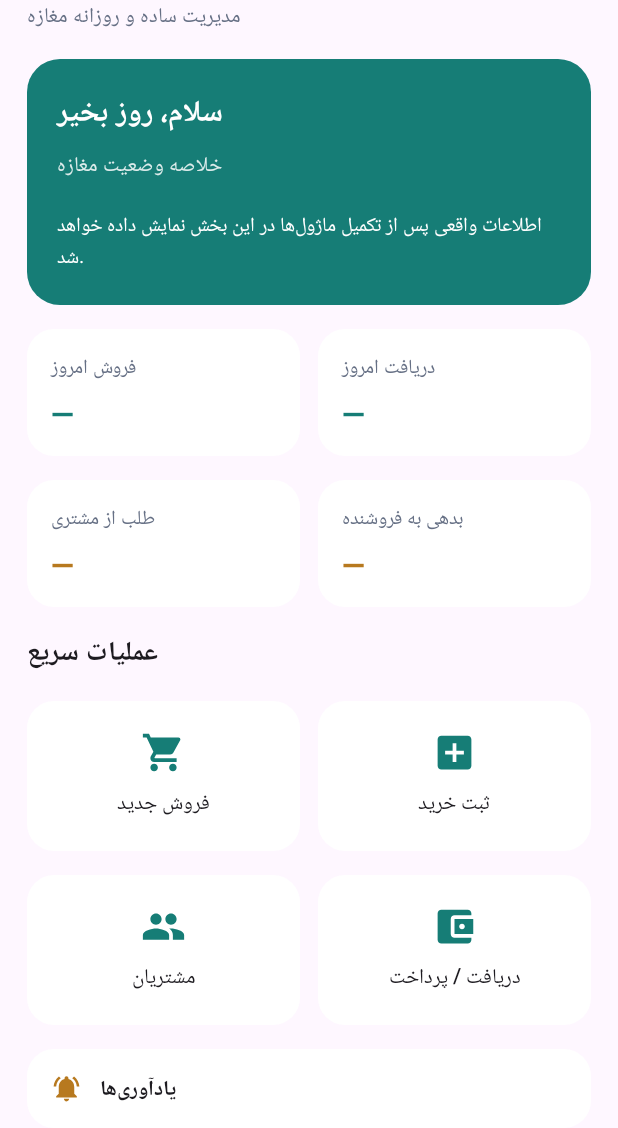
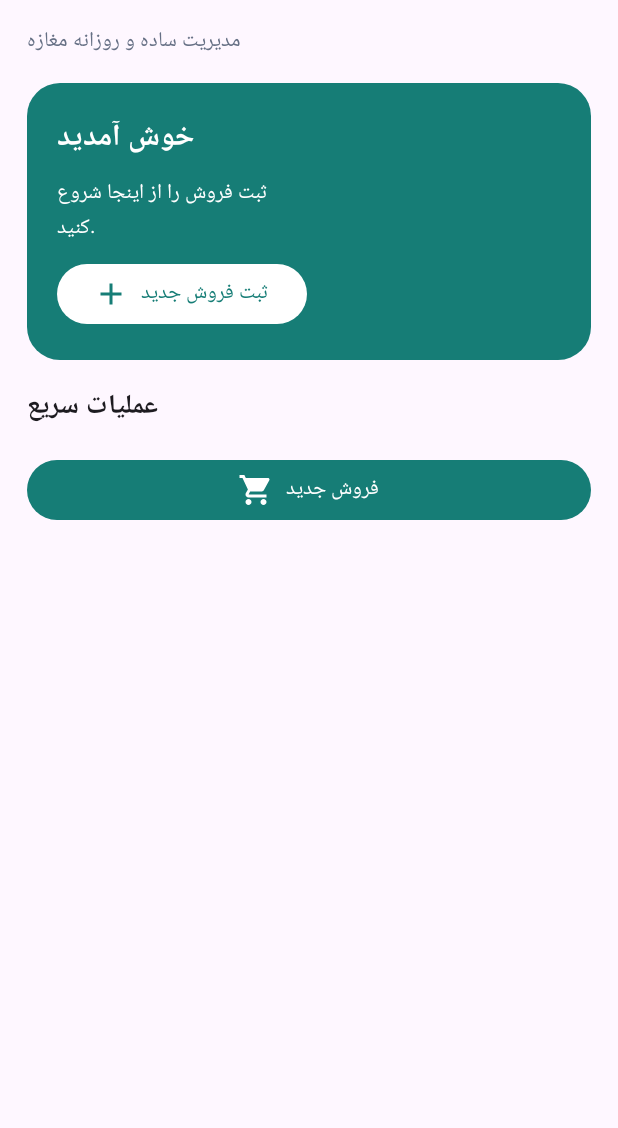
Before and after one commit to liafate/YaddarAndroid, an Android app built with Jetpack Compose: the composable Dashboard shown on its own in the app's theme, on a phone screen of 412 x 824 dp, the part 108-1236 px from its top. Run offline under Robolectric (Android 15) with nearby library versions, the phone set to English and light mode, and no system bars; our stand-ins replace Room's generated code; 2 statements that could not run were skipped.

Commit message:
Update MainActivity.kt

```diff
--- a/app/src/main/java/ir/yaddar/app/MainActivity.kt
+++ b/app/src/main/java/ir/yaddar/app/MainActivity.kt
@@ -3,21 +3,25 @@ package ir.yaddar.app
 import android.os.Bundle
 import androidx.activity.ComponentActivity
 import androidx.activity.compose.setContent
-import androidx.compose.foundation.background
 import androidx.compose.foundation.layout.*
+import androidx.compose.foundation.rememberScrollState
+import androidx.compose.foundation.verticalScroll
 import androidx.compose.foundation.shape.RoundedCornerShape
 import androidx.compose.material.icons.Icons
 import androidx.compose.material.icons.filled.*
 import androidx.compose.material3.*
 import androidx.compose.runtime.*
 import androidx.compose.ui.Alignment
-import androidx.compose.ui.platform.LocalLayoutDirection
-import androidx.compose.ui.unit.LayoutDirection
 import androidx.compose.ui.Modifier
 import androidx.compose.ui.graphics.Color
 import androidx.compose.ui.text.font.FontWeight
+import androidx.compose.ui.unit.LayoutDirection
 import androidx.compose.ui.unit.dp
 import androidx.compose.ui.unit.sp
+import androidx.compose.ui.platform.LocalLayoutDirection
+import androidx.room.Room
+import ir.yaddar.app.data.*
+import kotlinx.coroutines.launch
 
 private val Teal = Color(0xFF167D76)
 private val Background = Color(0xFFF5F7F6)
@@ -25,42 +29,35 @@ private val Background = Color(0xFFF5F7F6)
 class MainActivity : ComponentActivity() {
     override fun onCreate(savedInstanceState: Bundle?) {
         super.onCreate(savedInstanceState)
-        setContent { YaddarApp() }
+        val db = Room.databaseBuilder(applicationContext, YaddarDatabase::class.java, "yaddar.db")
+            .addMigrations(YaddarDatabase.MIGRATION_1_2).build()
+        setContent { YaddarApp(db) }
     }
 }
 
 @Composable
-fun YaddarApp() {
+fun YaddarApp(db: YaddarDatabase) {
     var selected by remember { mutableStateOf("خانه") }
     CompositionLocalProvider(LocalLayoutDirection provides LayoutDirection.Rtl) {
-        Scaffold(
-            containerColor = Background,
-            bottomBar = {
+        Scaffold(containerColor = Background, bottomBar = {
             NavigationBar(containerColor = Color.White) {
-                    listOf("خانه", "کالا", "اشخاص", "گزارش", "بیشتر").forEach { label ->
-                        NavigationBarItem(
-                            selected = selected == label,
-                            onClick = { selected = label },
-                            label = { Text(label, fontSize = 11.sp) },
-                            icon = {
-                                Icon(
-                                    when(label) {
+                listOf("خانه", "فروش", "کالا", "اشخاص", "بیشتر").forEach { label ->
+                    NavigationBarItem(selected = selected == label, onClick = { selected = label },
+                        label = { Text(label, fontSize = 11.sp) }, icon = {
+                            Icon(when(label) {
                                 "خانه" -> Icons.Default.Home
+                                "فروش" -> Icons.Default.ShoppingCart
                                 "کالا" -> Icons.Default.Inventory2
                                 "اشخاص" -> Icons.Default.People
-                                        "گزارش" -> Icons.Default.BarChart
                                 else -> Icons.Default.Menu
-                                    },
-                                    contentDescription = label
-                                )
-                            }
-                        )
+                            }, contentDescription = label)
+                        })
                 }
             }
-            }
-        ) { padding ->
-            when (selected) {
-                "خانه" -> Dashboard(Modifier.padding(padding))
+        }) { padding ->
+            when(selected) {
+                "خانه" -> Dashboard(Modifier.padding(padding), onSale = { selected = "فروش" })
+                "فروش" -> SaleScreen(db, Modifier.padding(padding))
                 else -> ComingSoon(selected, Modifier.padding(padding))
             }
         }
@@ -68,124 +65,99 @@ fun YaddarApp() {
 }
 
 @Composable
-private fun Dashboard(modifier: Modifier = Modifier) {
-    Column(
-        modifier.fillMaxSize().padding(horizontal = 18.dp).padding(top = 24.dp),
-        verticalArrangement = Arrangement.spacedBy(16.dp)
-    ) {
-        Column {
+private fun Dashboard(modifier: Modifier = Modifier, onSale: () -> Unit) {
+    Column(modifier.fillMaxSize().verticalScroll(rememberScrollState()).padding(horizontal = 18.dp).padding(top = 24.dp),
+        verticalArrangement = Arrangement.spacedBy(16.dp)) {
         Text("یاددار", fontSize = 28.sp, fontWeight = FontWeight.Bold, color = Teal)
         Text("مدیریت ساده و روزانه مغازه", color = Color(0xFF667085))
-        }
-
         Surface(shape = RoundedCornerShape(22.dp), color = Teal, modifier = Modifier.fillMaxWidth()) {
-            Column(Modifier.padding(20.dp), verticalArrangement = Arrangement.spacedBy(6.dp)) {
-                Text("سلام، روز بخیر", color = Color.White, fontSize = 20.sp, fontWeight = FontWeight.Bold)
-                Text("خلاصه وضعیت مغازه", color = Color.White.copy(alpha = .85f))
-                Spacer(Modifier.height(6.dp))
-                Text(
-                    "اطلاعات واقعی پس از تکمیل ماژول‌ها در این بخش نمایش داده خواهد شد.",
-                    color = Color.White,
-                    fontSize = 13.sp
-                )
+            Column(Modifier.padding(20.dp), verticalArrangement = Arrangement.spacedBy(8.dp)) {
+                Text("خوش آمدید", color = Color.White, fontSize = 20.sp, fontWeight = FontWeight.Bold)
+                Text("ثبت فروش را از اینجا شروع کنید.", color = Color.White)
+                Button(onClick = onSale, colors = ButtonDefaults.buttonColors(containerColor = Color.White, contentColor = Teal)) {
+                    Icon(Icons.Default.Add, contentDescription = null); Spacer(Modifier.width(8.dp)); Text("ثبت فروش جدید")
                 }
             }
-
-        Row(horizontalArrangement = Arrangement.spacedBy(12.dp)) {
-            SummaryCard("فروش امروز", "—", Modifier.weight(1f))
-            SummaryCard("دریافت امروز", "—", Modifier.weight(1f))
         }
-
-        Row(horizontalArrangement = Arrangement.spacedBy(12.dp)) {
-            SummaryCard("طلب از مشتری", "—", Modifier.weight(1f), Color(0xFFB7791F))
-            SummaryCard("بدهی به فروشنده", "—", Modifier.weight(1f), Color(0xFFB7791F))
-        }
-
         Text("عملیات سریع", fontWeight = FontWeight.Bold, fontSize = 18.sp)
-
-        Row(horizontalArrangement = Arrangement.spacedBy(12.dp)) {
-            ActionTile("فروش جدید", Icons.Default.ShoppingCart, Modifier.weight(1f))
-            ActionTile("ثبت خرید", Icons.Default.AddBox, Modifier.weight(1f))
-        }
-
-        Row(horizontalArrangement = Arrangement.spacedBy(12.dp)) {
-            ActionTile("مشتریان", Icons.Default.People, Modifier.weight(1f))
-            ActionTile("دریافت / پرداخت", Icons.Default.AccountBalanceWallet, Modifier.weight(1f))
-        }
-
-        Surface(color = Color.White, shape = RoundedCornerShape(18.dp), modifier = Modifier.fillMaxWidth()) {
-            Row(
-                Modifier.padding(16.dp),
-                verticalAlignment = Alignment.CenterVertically,
-                horizontalArrangement = Arrangement.spacedBy(12.dp)
-            ) {
-                Icon(
-                    Icons.Default.NotificationsActive,
-                    contentDescription = "یادآوری‌ها",
-                    tint = Color(0xFFB7791F)
-                )
-                Column {
-                    Text("یادآوری‌ها", fontWeight = FontWeight.Bold)
-                    Text(
-                        "هشدارهای موجودی و حساب‌ها در نسخه‌های بعدی فعال می‌شوند.",
-                        fontSize = 12.sp,
-                        color = Color.Gray
-                    )
-                }
-            }
+        Button(onClick = onSale, modifier = Modifier.fillMaxWidth(), colors = ButtonDefaults.buttonColors(containerColor = Teal)) {
+            Icon(Icons.Default.ShoppingCart, contentDescription = null); Spacer(Modifier.width(8.dp)); Text("فروش جدید")
         }
     }
 }
 
 @Composable
-private fun SummaryCard(
-    title: String,
-    value: String,
-    modifier: Modifier = Modifier,
-    accent: Color = Teal
-) {
-    Surface(color = Color.White, shape = RoundedCornerShape(18.dp), modifier = modifier) {
-        Column(Modifier.padding(16.dp), verticalArrangement = Arrangement.spacedBy(8.dp)) {
-            Text(title, color = Color(0xFF667085), fontSize = 13.sp)
-            Text(value, fontWeight = FontWeight.Bold, fontSize = 20.sp, color = accent)
+private fun SaleScreen(db: YaddarDatabase, modifier: Modifier = Modifier) {
+    var itemName by remember { mutableStateOf("") }
+    var qty by remember { mutableStateOf("1") }
+    var price by remember { mutableStateOf("") }
+    var paid by remember { mutableStateOf("0") }
+    var note by remember { mutableStateOf("") }
+    var message by remember { mutableStateOf("") }
+    var saving by remember { mutableStateOf(false) }
+    val scope = rememberCoroutineScope()
+    val quantity = qty.toDoubleOrNull() ?: 0.0
+    val unitPrice = price.toLongOrNull() ?: 0L
+    val paidAmount = paid.toLongOrNull() ?: 0L
+    val total = if(quantity >= 0 && unitPrice >= 0) (quantity * unitPrice.toDouble()).toLong() else 0L
+    val balance = total - paidAmount
+
+    Column(modifier.fillMaxSize().verticalScroll(rememberScrollState()).padding(18.dp), verticalArrangement = Arrangement.spacedBy(14.dp)) {
+        Text("ثبت فروش", fontSize = 25.sp, fontWeight = FontWeight.Bold, color = Teal)
+        Text("اطلاعات کالا و پرداخت را وارد کنید.")
+        OutlinedTextField(itemName, { itemName = it }, label = { Text("نام کالا") }, modifier = Modifier.fillMaxWidth(), singleLine = true)
+        Row(horizontalArrangement = Arrangement.spacedBy(10.dp)) {
+            OutlinedTextField(qty, { qty = it }, label = { Text("تعداد") }, modifier = Modifier.weight(1f), singleLine = true)
+            OutlinedTextField(price, { price = it }, label = { Text("قیمت واحد") }, modifier = Modifier.weight(2f), singleLine = true)
         }
+        OutlinedTextField(paid, { paid = it }, label = { Text("مبلغ پرداخت‌شده") }, modifier = Modifier.fillMaxWidth(), singleLine = true)
+        OutlinedTextField(note, { note = it }, label = { Text("توضیحات (اختیاری)") }, modifier = Modifier.fillMaxWidth())
+        Surface(color = Color.White, shape = RoundedCornerShape(18.dp), modifier = Modifier.fillMaxWidth()) {
+            Column(Modifier.padding(18.dp), verticalArrangement = Arrangement.spacedBy(10.dp)) {
+                AmountRow("جمع فروش", total)
+                AmountRow("پرداخت", paidAmount)
+                HorizontalDivider()
+                AmountRow("مانده", balance, Teal, true)
+            }
+        }
+        Button(onClick = {
+            if(itemName.isBlank() || quantity <= 0 || unitPrice <= 0 || paidAmount < 0 || paidAmount > total) {
+                message = "لطفاً اطلاعات را بررسی کنید. پرداخت نباید از مبلغ فروش بیشتر باشد."
+            } else {
+                saving = true; message = ""
+                scope.launch {
+                    try {
+                        val docId = db.yaddarDao().insertDocument(FinancialDocumentEntity(type="SALE", subtotal=total, total=total, paid=paidAmount, note=note.ifBlank { null }))
+                        db.yaddarDao().insertDocumentItems(listOf(DocumentItemEntity(documentId=docId, name=itemName.trim(), quantity=quantity, unitPrice=unitPrice, lineTotal=total)))
+                        itemName = ""; qty = "1"; price = ""; paid = "0"; note = ""
+                        message = "فروش با موفقیت ذخیره شد."
+                    } catch(e: Exception) { message = "ذخیره انجام نشد: " + (e.message ?: "") }
+                    saving = false
+                }
+            }
+        }, enabled = !saving, modifier = Modifier.fillMaxWidth(), colors = ButtonDefaults.buttonColors(containerColor = Teal)) {
+            if(saving) CircularProgressIndicator(modifier=Modifier.size(20.dp), color=Color.White) else Icon(Icons.Default.Save, contentDescription=null)
+            Spacer(Modifier.width(8.dp)); Text(if(saving) "در حال ذخیره..." else "ذخیره فروش")
+        }
+        if(message.isNotBlank()) Text(message, color=if(message.startsWith("فروش")) Teal else Color.Red)
     }
 }
 
 @Composable
-private fun ActionTile(
-    title: String,
-    icon: androidx.compose.ui.graphics.vector.ImageVector,
-    modifier: Modifier = Modifier
-) {
-    Surface(color = Color.White, shape = RoundedCornerShape(18.dp), modifier = modifier.height(100.dp)) {
-        Column(
-            Modifier.fillMaxSize().padding(14.dp),
-            horizontalAlignment = Alignment.CenterHorizontally,
-            verticalArrangement = Arrangement.Center
-        ) {
-            Icon(icon, contentDescription = title, tint = Teal, modifier = Modifier.size(30.dp))
-            Spacer(Modifier.height(8.dp))
-            Text(title, fontWeight = FontWeight.Medium, fontSize = 14.sp)
-        }
+private fun AmountRow(label: String, value: Long, color: Color = Color.DarkGray, bold: Boolean = false) {
+    Row(Modifier.fillMaxWidth(), horizontalArrangement = Arrangement.SpaceBetween, verticalAlignment = Alignment.CenterVertically) {
+        Text(label, fontWeight = if(bold) FontWeight.Bold else FontWeight.Normal)
+        Text(value.toString(), color=color, fontWeight=if(bold) FontWeight.Bold else FontWeight.Medium)
     }
 }
 
 @Composable
 private fun ComingSoon(name: String, modifier: Modifier = Modifier) {
     Box(modifier.fillMaxSize(), contentAlignment = Alignment.Center) {
-        Column(
-            horizontalAlignment = Alignment.CenterHorizontally,
-            verticalArrangement = Arrangement.spacedBy(12.dp)
-        ) {
-            Icon(
-                Icons.Default.Construction,
-                contentDescription = name,
-                tint = Teal,
-                modifier = Modifier.size(48.dp)
-            )
-            Text(name, fontSize = 22.sp, fontWeight = FontWeight.Bold)
-            Text("این بخش در مرحله توسعه قرار دارد.", color = Color.Gray)
+        Column(horizontalAlignment = Alignment.CenterHorizontally, verticalArrangement = Arrangement.spacedBy(12.dp)) {
+            Icon(Icons.Default.Construction, contentDescription=name, tint=Teal, modifier=Modifier.size(48.dp))
+            Text(name, fontSize=22.sp, fontWeight=FontWeight.Bold)
+            Text("این بخش در مرحله توسعه قرار دارد.", color=Color.Gray)
         }
     }
 }
```
Lines whose indentation alone changed are shown as unchanged.
